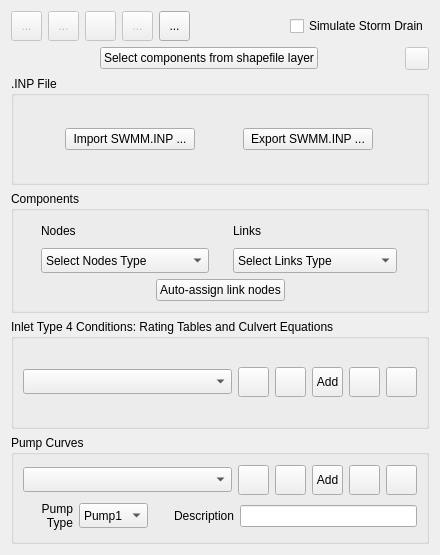
This is flo2d/ui/storm_drain_editor.ui in FLO-2DSoftware/qgis-flo-2d-plugin as Qt 5 draws it before an edit. The edited form follows.
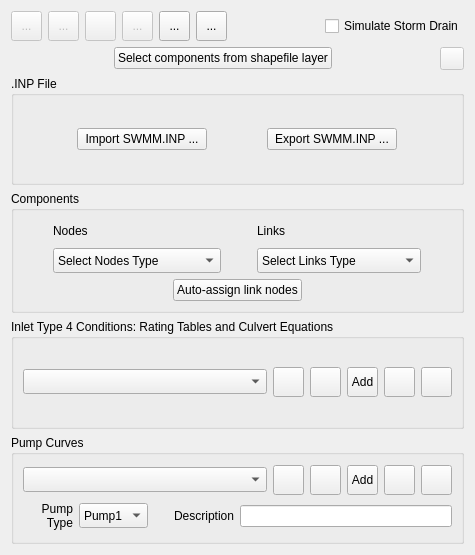
This is the edited form. Icons and pictures are not drawn.

Commit message: Add help button to Storm Drain Editor widget

Diff of the .ui file:
```diff
--- a/flo2d/ui/storm_drain_editor.ui
+++ b/flo2d/ui/storm_drain_editor.ui
@@ -6,7 +6,7 @@
    <rect>
     <x>0</x>
     <y>0</y>
-    <width>440</width>
+    <width>475</width>
     <height>555</height>
    </rect>
   </property>
@@ -23,6 +23,8 @@
    <item row="0" column="0">
     <layout class="QHBoxLayout" name="horizontalLayout_5">
      <item>
+      <layout class="QHBoxLayout" name="horizontalLayout_4">
+       <item>
       <widget class="QToolButton" name="create_point_btn">
        <property name="enabled">
         <bool>false</bool>
@@ -198,14 +200,51 @@
       </widget>
      </item>
      <item>
+        <widget class="QToolButton" name="sd_help_btn">
+         <property name="enabled">
+          <bool>true</bool>
+         </property>
+         <property name="minimumSize">
+          <size>
+           <width>31</width>
+           <height>30</height>
+          </size>
+         </property>
+         <property name="maximumSize">
+          <size>
+           <width>31</width>
+           <height>30</height>
+          </size>
+         </property>
+         <property name="toolTip">
+          <string>Storm Drain Help</string>
+         </property>
+         <property name="text">
+          <string>...</string>
+         </property>
+         <property name="icon">
+          <iconset>
+           <normaloff>../img/help_contents.svg</normaloff>../img/help_contents.svg</iconset>
+         </property>
+         <property name="iconSize">
+          <size>
+           <width>24</width>
+           <height>24</height>
+          </size>
+         </property>
+        </widget>
+       </item>
+      </layout>
+     </item>
+     <item>
       <spacer name="horizontalSpacer_3">
        <property name="orientation">
         <enum>Qt::Horizontal</enum>
        </property>
        <property name="sizeHint" stdset="0">
         <size>
-         <width>44</width>
-         <height>20</height>
+         <width>13</width>
+         <height>21</height>
         </size>
        </property>
       </spacer>
```
Lines whose indentation alone changed are shown as unchanged. The commit also changes 1 other file.
